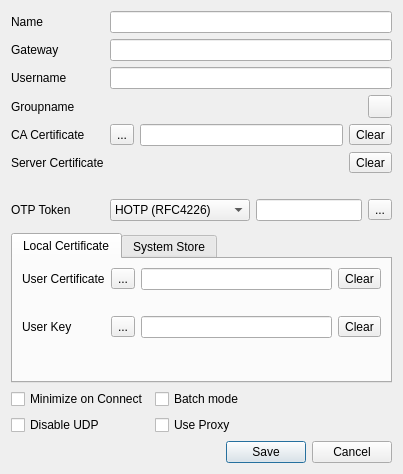
Qt form src/dialog/editdialog.ui (openconnect/openconnect-gui) before a commit.
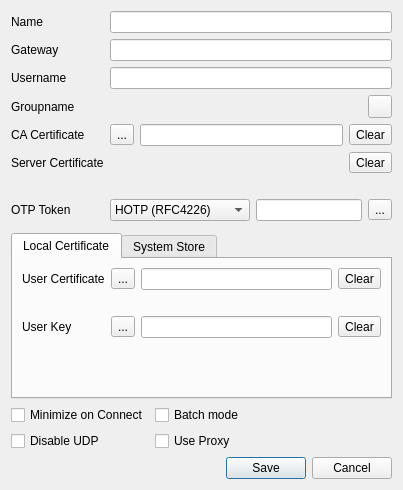
The same form after that commit. Icons and pictures are not drawn.

```diff
--- a/src/dialog/editdialog.ui
+++ b/src/dialog/editdialog.ui
@@ -7,7 +7,7 @@
     <x>0</x>
     <y>0</y>
     <width>403</width>
-    <height>474</height>
+    <height>490</height>
    </rect>
   </property>
   <property name="windowTitle">
```
Left out of the diff: 14 changed lines with no effect on the pictures.
